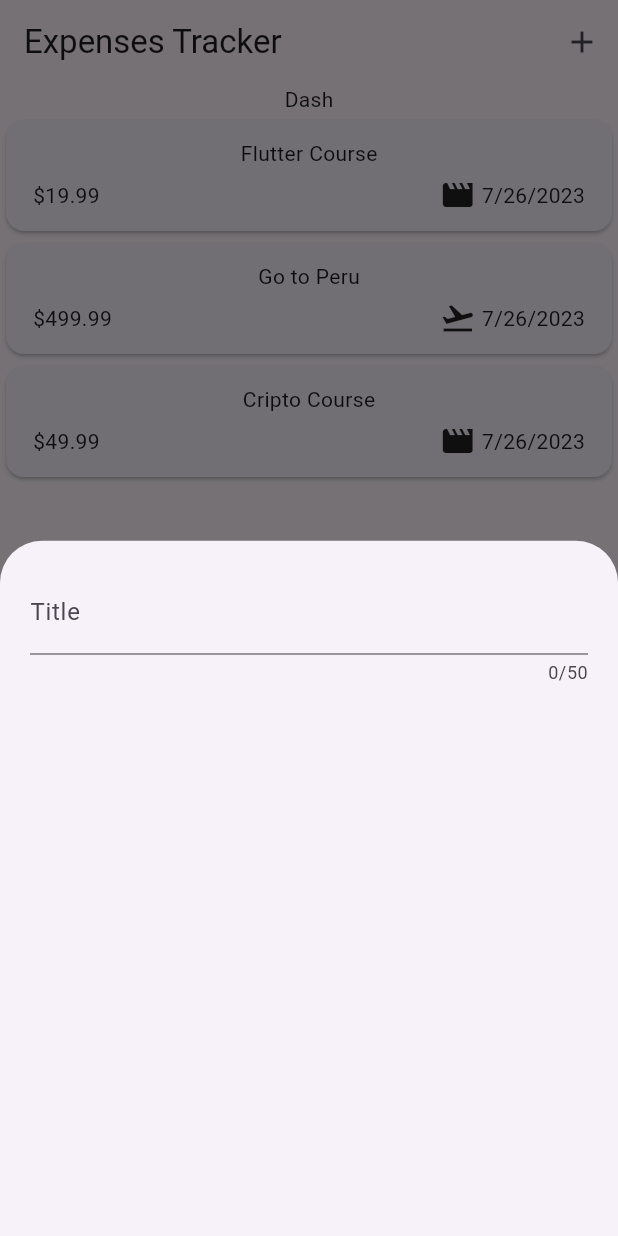
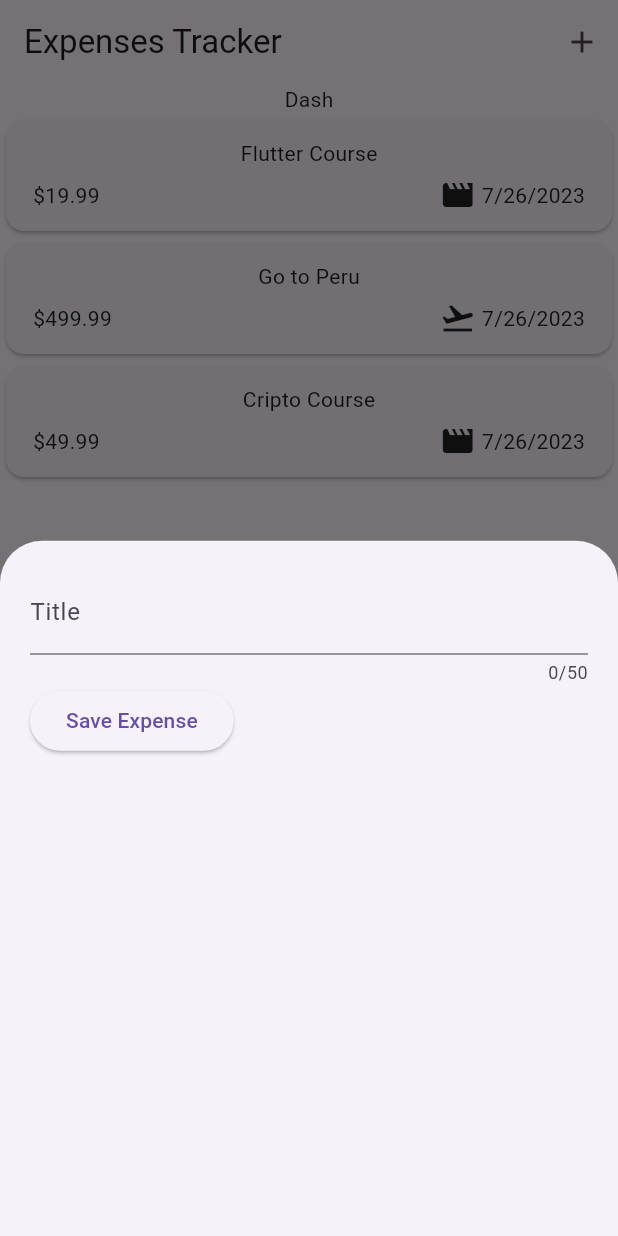
Before and after one commit to JoaoVitorLima242/expenses_tracker, a Flutter app: the screen it shows after launch, after a tap on the "add" icon, on a phone screen of 412 x 824 dp. Run offline on Flutter 3.47's test engine with Material 2 defaults, Android fonts, the phone set to English and light mode, and no system bars.

Commit message:
saving input value

```diff
--- a/lib/custom_widgets/new_expense_bottom_sheet.dart
+++ b/lib/custom_widgets/new_expense_bottom_sheet.dart
@@ -10,19 +10,38 @@ class NewExpensesBottomSheet extends StatefulWidget {
 }
 
 class _NewExpensesBottomSheet extends State<NewExpensesBottomSheet> {
+  var _enteredTitle = '';
+
+  void _saveTitleInput(String inputValue) {
+    _enteredTitle = inputValue;
+  }
+
+  void _onSaveExpense() {
+    print(_enteredTitle);
+  }
+
   @override
   Widget build(BuildContext context) {
     return Container(
       width: double.infinity,
       padding: const EdgeInsets.all(20),
-      child: const Column(
+      child: Column(
         children: [
           TextField(
+            onChanged: _saveTitleInput,
             maxLength: 50,
-            decoration: InputDecoration(
+            decoration: const InputDecoration(
               label: Text('Title'),
             ),
           ),
+          Row(
+            children: [
+              ElevatedButton(
+                onPressed: _onSaveExpense,
+                child: const Text('Save Expense'),
+              )
+            ],
+          )
         ],
       ),
     );
```
